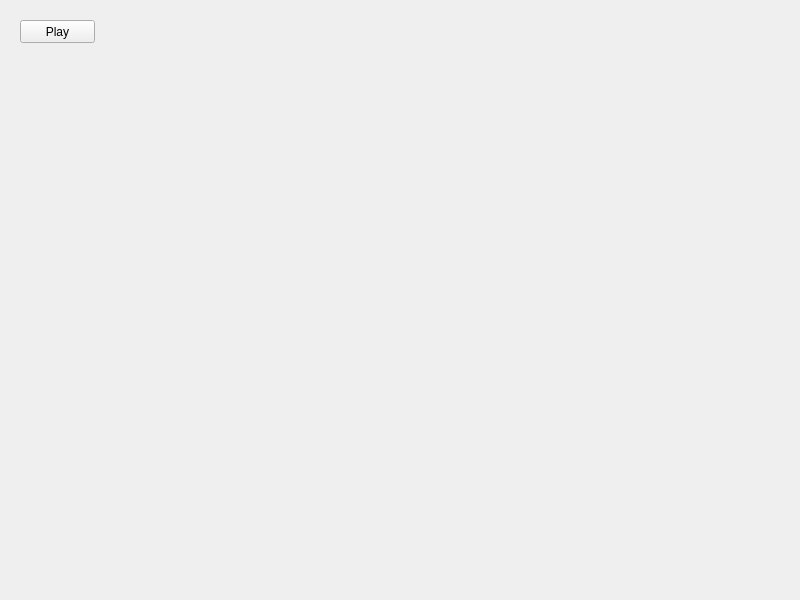
Before: the Qt Designer form GUI/Main/FormMain.ui in DigiPlanet64/parplayer, drawn with Qt 5.
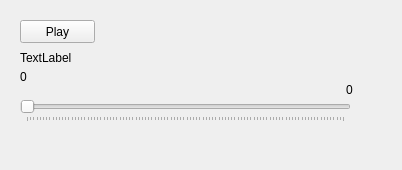
After: the same form once the commit is applied.

Patch:
```diff
--- a/GUI/Main/FormMain.ui
+++ b/GUI/Main/FormMain.ui
@@ -6,8 +6,8 @@
    <rect>
     <x>0</x>
     <y>0</y>
-    <width>800</width>
-    <height>600</height>
+    <width>402</width>
+    <height>170</height>
    </rect>
   </property>
   <property name="windowTitle">
@@ -26,6 +26,61 @@
     <string>Play</string>
    </property>
   </widget>
+  <widget class="QSlider" name="sldrPos">
+   <property name="geometry">
+    <rect>
+     <x>20</x>
+     <y>100</y>
+     <width>331</width>
+     <height>22</height>
+    </rect>
+   </property>
+   <property name="orientation">
+    <enum>Qt::Horizontal</enum>
+   </property>
+   <property name="tickPosition">
+    <enum>QSlider::TicksBelow</enum>
+   </property>
+  </widget>
+  <widget class="QLabel" name="label">
+   <property name="geometry">
+    <rect>
+     <x>20</x>
+     <y>70</y>
+     <width>47</width>
+     <height>13</height>
+    </rect>
+   </property>
+   <property name="text">
+    <string>0</string>
+   </property>
+  </widget>
+  <widget class="QLabel" name="lblDuration">
+   <property name="geometry">
+    <rect>
+     <x>346</x>
+     <y>80</y>
+     <width>51</width>
+     <height>20</height>
+    </rect>
+   </property>
+   <property name="text">
+    <string>0</string>
+   </property>
+  </widget>
+  <widget class="QLabel" name="lblFileName">
+   <property name="geometry">
+    <rect>
+     <x>20</x>
+     <y>50</y>
+     <width>361</width>
+     <height>16</height>
+    </rect>
+   </property>
+   <property name="text">
+    <string>TextLabel</string>
+   </property>
+  </widget>
  </widget>
  <resources/>
  <connections/>
```
